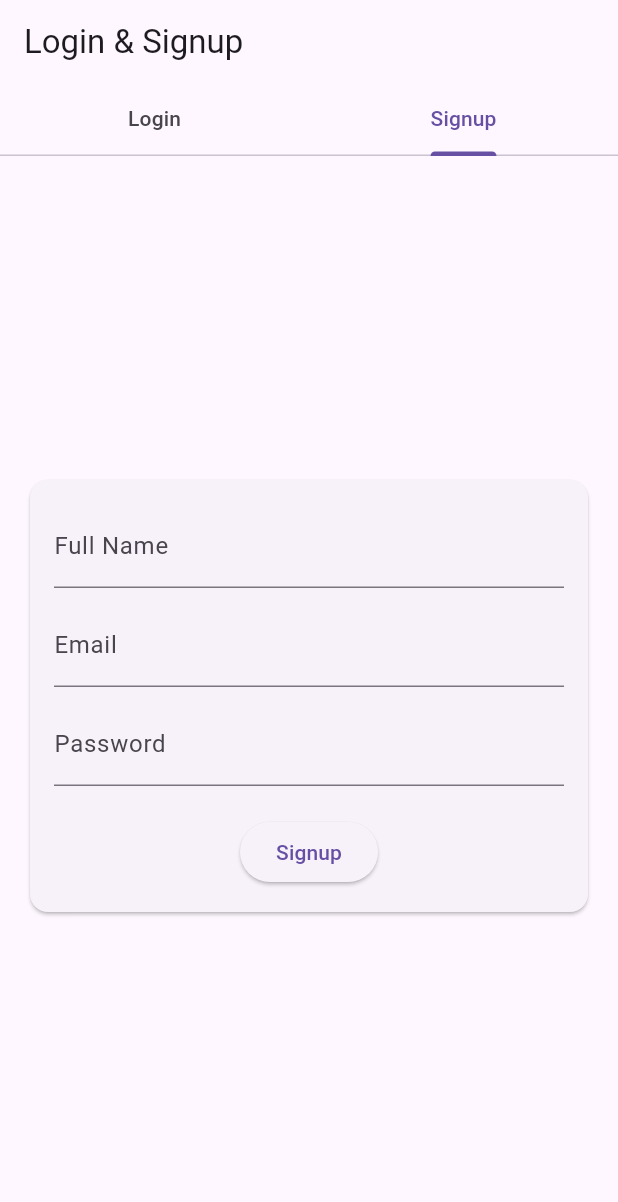
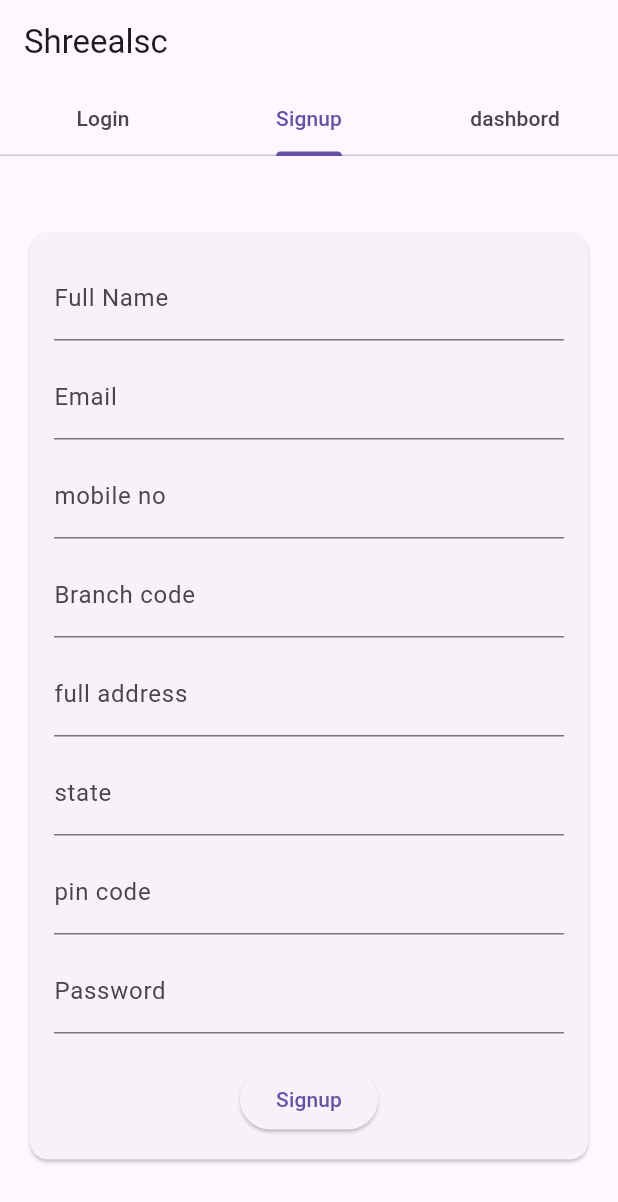
Before and after one commit to rcesunil9/shreealscapp, a Flutter app: the screen it shows after launch, tab 2 chosen, on a phone screen of 412 x 824 dp. Shown: the top 1202 px of the screen. Run offline on Flutter 3.47's test engine with Material 3 defaults, Android fonts, the phone set to English and light mode, and no system bars.

Commit message:
bugs resolve

```diff
--- a/lib/main.dart
+++ b/lib/main.dart
@@ -16,11 +16,12 @@ class MyApp extends StatelessWidget {
         length: 2,
         child: Scaffold(
           appBar: AppBar(
-            title: Text('Login & Signup'),
+            title: Text('Shreealsc'),
             bottom: TabBar(
               tabs: [
                 Tab(text: 'Login'),
                 Tab(text: 'Signup'),
+                Tab(text: 'dashbord'),
               ],
             ),
           ),
@@ -90,6 +91,27 @@ class SignupCard extends StatelessWidget {
               ),
               SizedBox(height: 10),
               TextField(
+                decoration: InputDecoration(labelText: 'mobile no'),
+              ),
+
+              SizedBox(height: 10),
+              TextField(
+                decoration: InputDecoration(labelText: 'Branch code'),
+              ),
+              SizedBox(height: 10),
+              TextField(
+                decoration: InputDecoration(labelText: 'full address')
+              ),
+              SizedBox(height: 10),
+              TextField(
+                decoration: InputDecoration(labelText: 'state'),
+              ),
+              SizedBox(height: 10),
+              TextField(
+                decoration: InputDecoration(labelText: 'pin code'),
+              ),
+              SizedBox(height: 10),
+              TextField(
                 decoration: InputDecoration(labelText: 'Password'),
                 obscureText: true,
               ),
```
